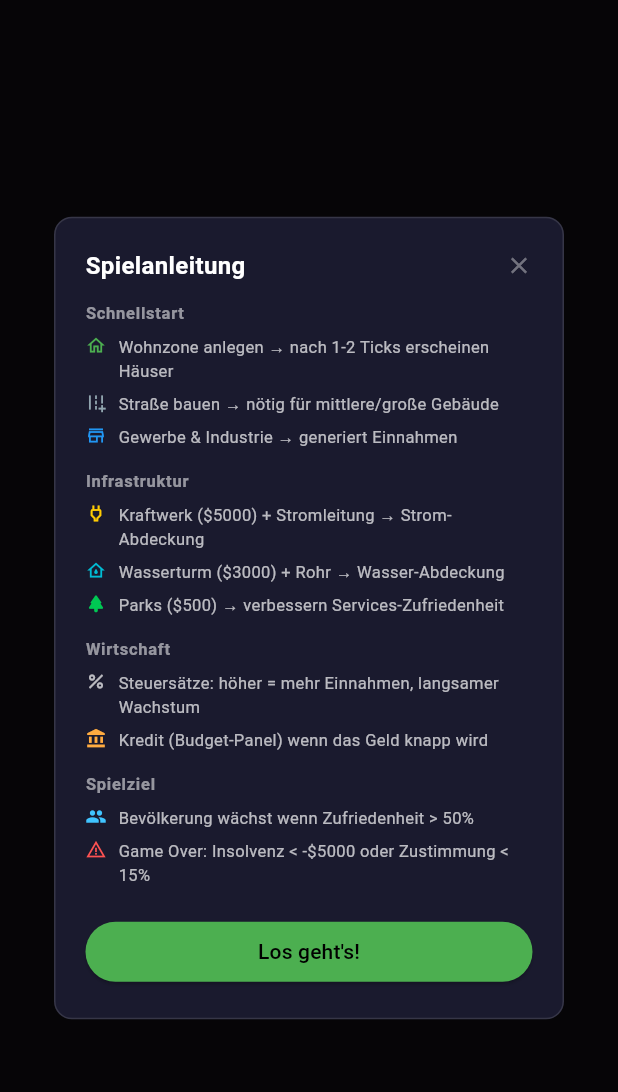
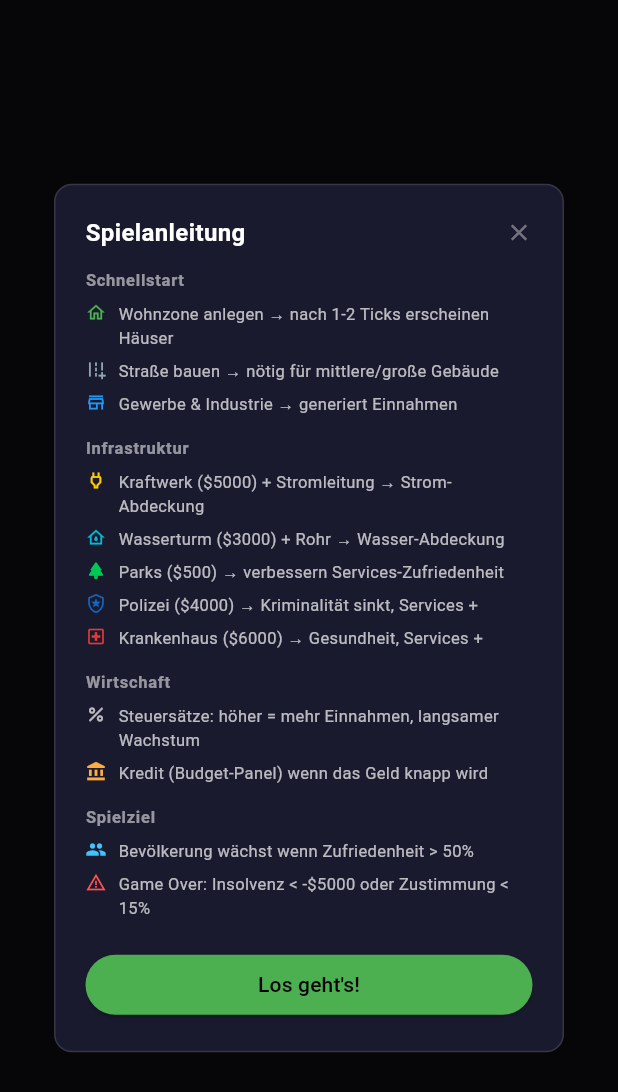
Before and after one commit to KayBeckmann/CityBuilder, a Flutter app: the HelpOverlay widget shown alone on an empty page, opened directly with empty values, on a phone screen of 412 x 824 dp. Shown: the top 1092 px of the screen. Run offline on Flutter 3.47's test engine with Material 3 defaults, Android fonts, the phone set to English and light mode, and no system bars; our stand-ins replace flutter_riverpod; missing offline and left inert: flame.

Commit message:
feat(gameplay-27): TileInfo zeigt Polizei/Krankenhaus, Hilfe aktualisiert
- TileInfoPanel: Zeilen für hasPoliceStation und hasHospital
- HelpOverlay: Polizei und Krankenhaus in Infrastruktur-Sektion

Co-Authored-By: Claude Sonnet 4.6 <noreply@anthropic.com>

```diff
--- a/lib/ui/help_overlay.dart
+++ b/lib/ui/help_overlay.dart
@@ -51,6 +51,10 @@ class HelpOverlay extends StatelessWidget {
                   text: 'Wasserturm (\$3000) + Rohr → Wasser-Abdeckung'),
               const _Tip(icon: Icons.park_rounded, color: Color(0xFF00C853),
                   text: 'Parks (\$500) → verbessern Services-Zufriedenheit'),
+              const _Tip(icon: Icons.local_police_outlined, color: Color(0xFF1565C0),
+                  text: 'Polizei (\$4000) → Kriminalität sinkt, Services +'),
+              const _Tip(icon: Icons.local_hospital_outlined, color: Color(0xFFE53935),
+                  text: 'Krankenhaus (\$6000) → Gesundheit, Services +'),
               const SizedBox(height: 10),
               const _Section('Wirtschaft'),
               const _Tip(icon: Icons.percent_outlined, color: Colors.white70,
```
Also changed, not shown: lib/ui/tile_info_panel.dart (+14 -0 lines).
